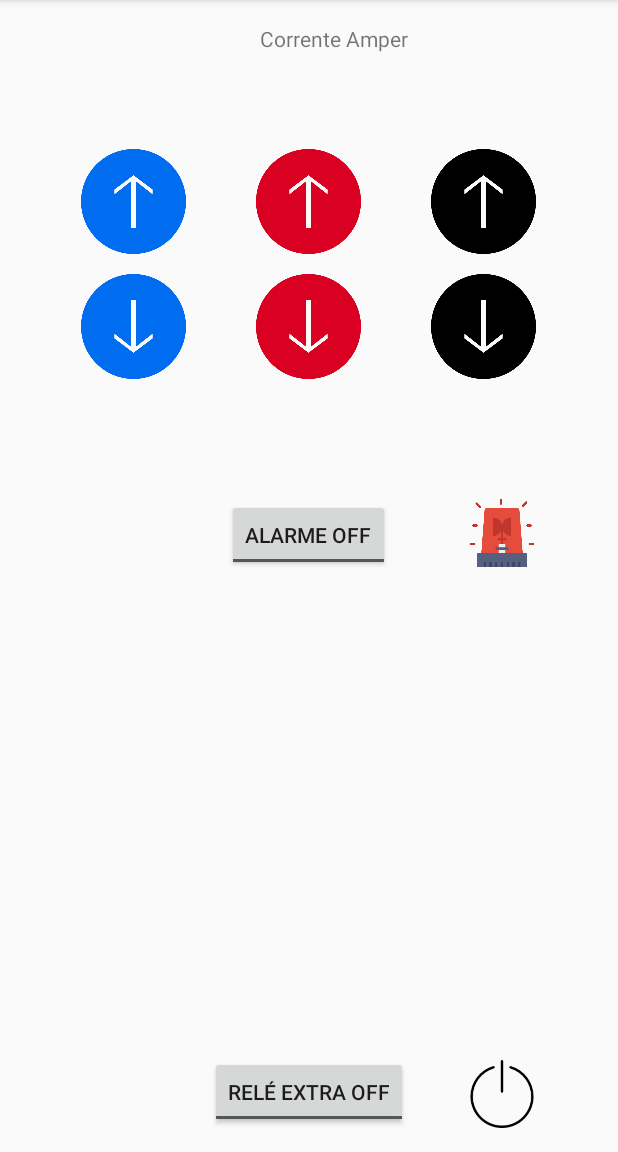
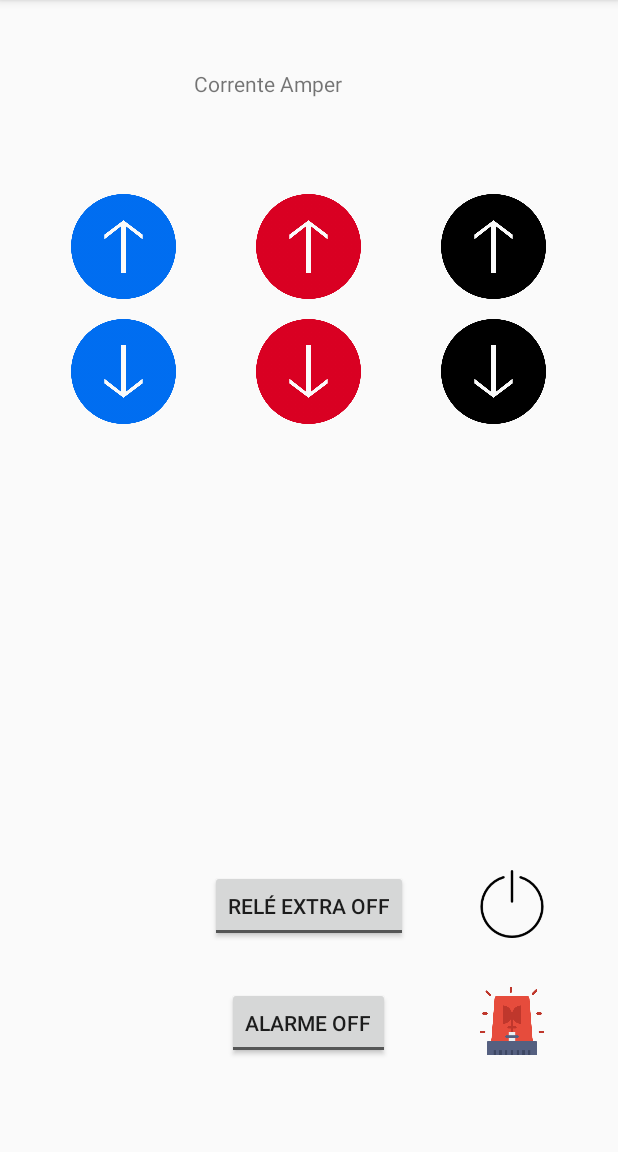
Before and after one commit to eueduardo3/ControlV2, an Android app: the screen it shows after launch (MainActivity), on a phone screen of 412 x 824 dp, the part 84-1236 px from its top. Run offline under Robolectric (Android 15) with nearby library versions, the light colour scheme and no system bars; libraries missing offline, so code that uses them is left out: org.eclipse.paho; 8 statements that could not run were skipped.

Commit message:
Aplicativo 100% finalizdo versao 1.0

```diff
--- a/app/src/main/AndroidManifest.xml
+++ b/app/src/main/AndroidManifest.xml
@@ -8,7 +8,7 @@
 
     <application
         android:allowBackup="true"
-        android:icon="@mipmap/ic_launcher"
+        android:icon="@mipmap/iconeapp"
         android:label="@string/app_name"
         android:supportsRtl="true"
         android:theme="@style/AppTheme">
@@ -19,8 +19,7 @@
                 <category android:name="android.intent.category.LAUNCHER" />
             </intent-filter>
         </activity>
-        <activity android:name=".MotoresActivity" />
-        <activity android:name=".AlarmeActivity"></activity>
+
         <service android:name="org.eclipse.paho.android.service.MqttService" >
         </service>
     </application>
--- a/app/src/main/java/control/studio/com/control/MainActivity.java
+++ b/app/src/main/java/control/studio/com/control/MainActivity.java
@@ -1,17 +1,14 @@
 package control.studio.com.control;
 
-import android.app.Activity;
-import android.app.NotificationManager;
-import android.app.TaskStackBuilder;
-import android.content.Intent;
+
 import android.support.v4.content.ContextCompat;
 import android.support.v7.app.AppCompatActivity;
 import android.os.Bundle;
-import android.support.v7.app.NotificationCompat;
+
 import android.util.Log;
 import android.view.MotionEvent;
 import android.view.View;
-import android.widget.Button;
+
 import android.widget.CompoundButton;
 import android.widget.EditText;
 import android.widget.ImageView;
@@ -30,31 +27,19 @@ import org.eclipse.paho.client.mqttv3.MqttException;
 import org.eclipse.paho.client.mqttv3.MqttMessage;
 import java.io.UnsupportedEncodingException;
 
-import android.content.Intent;
-import android.support.v7.app.AppCompatActivity;
-import android.os.Bundle;
 
-import android.os.Bundle;
-import android.app.Activity;
-import android.util.Log;
-import android.view.View;
 import android.widget.ToggleButton;
 
 public class MainActivity extends AppCompatActivity {
 
     // Declarações de Campos EditText
-    private EditText UMaxima, UMinima;
-    private ProgressBar pB;
-    private ImageView iV;
-    private TextView uText;
+
     // Declaração para as mensagens de depuração
     private static final String TAG = MainActivity.class.getSimpleName();
     // Declarações e inicializações para o MQTT
     public String clientId = MqttClient.generateClientId();
     public static MqttAndroidClient client;
     static boolean assinou = false;
-    private ImageView botaoMotores;
-    private ImageView botaoAlarme;
     public ImageView botaoCimaA;
     public ImageView botaoCimaB;
     public ImageView botaoCimaC;
@@ -193,7 +178,7 @@ public class MainActivity extends AppCompatActivity {
 
         initMQTT();
         connectMQTT();
-        //startNotifications();
+
 
 //------------------------------------------------------
 //tentativa de clicar um botao que ao clicar manda o comando de ligar, ao solta-lo manda o comando de desligar
@@ -228,10 +213,10 @@ public class MainActivity extends AppCompatActivity {
 
                     //CHAMAR COMANDO MQTT DE LIGAR
                     Toast.makeText(MainActivity.this, "Ligou", Toast.LENGTH_SHORT).show();
-                    MotoresActivity.botaocima("AcL");
+                    MainActivity.botaocima("AcL");
                 } else if (event.getAction() == MotionEvent.ACTION_UP) {
                     //CHAMAR COMANDO MQTT DE DESLIGAR
-                    MotoresActivity.botaocima("AcD");
+                    MainActivity.botaocima("AcD");
                     Toast.makeText(MainActivity.this, "Desligou", Toast.LENGTH_SHORT).show();
                 }
                 return true;
@@ -246,10 +231,10 @@ public class MainActivity extends AppCompatActivity {
 
                     //CHAMAR COMANDO MQTT DE LIGAR
                     Toast.makeText(MainActivity.this, "Ligou", Toast.LENGTH_SHORT).show();
-                    MotoresActivity.botaocima("BcL");
+                    MainActivity.botaocima("BcL");
                 } else if (event.getAction() == MotionEvent.ACTION_UP) {
                     //CHAMAR COMANDO MQTT DE DESLIGAR
-                    MotoresActivity.botaocima("BcD");
+                    MainActivity.botaocima("BcD");
                     Toast.makeText(MainActivity.this, "Desligou", Toast.LENGTH_SHORT).show();
                 }
                 return true;
@@ -264,10 +249,10 @@ public class MainActivity extends AppCompatActivity {
 
                     //CHAMAR COMANDO MQTT DE LIGAR
                     Toast.makeText(MainActivity.this, "Ligou", Toast.LENGTH_SHORT).show();
-                    MotoresActivity.botaocima("CcL");
+                    MainActivity.botaocima("CcL");
                 } else if (event.getAction() == MotionEvent.ACTION_UP) {
                     //CHAMAR COMANDO MQTT DE DESLIGAR
-                    MotoresActivity.botaocima("CcD");
+                    MainActivity.botaocima("CcD");
                     Toast.makeText(MainActivity.this, "Desligou", Toast.LENGTH_SHORT).show();
                 }
                 return true;
@@ -284,10 +269,10 @@ public class MainActivity extends AppCompatActivity {
 
                     //CHAMAR COMANDO MQTT DE LIGAR
                     Toast.makeText(MainActivity.this, "Ligou", Toast.LENGTH_SHORT).show();
-                    MotoresActivity.botaocima("AbL");
+                    MainActivity.botaocima("AbL");
                 } else if (event.getAction() == MotionEvent.ACTION_UP) {
                     //CHAMAR COMANDO MQTT DE DESLIGAR
-                    MotoresActivity.botaocima("AbD");
+                    MainActivity.botaocima("AbD");
                     Toast.makeText(MainActivity.this, "Desligou", Toast.LENGTH_SHORT).show();
                 }
                 return true;
@@ -302,10 +287,10 @@ public class MainActivity extends AppCompatActivity {
 
                     //CHAMAR COMANDO MQTT DE LIGAR
                     Toast.makeText(MainActivity.this, "Ligou", Toast.LENGTH_SHORT).show();
-                    MotoresActivity.botaocima("BbL");
+                    MainActivity.botaocima("BbL");
                 } else if (event.getAction() == MotionEvent.ACTION_UP) {
                     //CHAMAR COMANDO MQTT DE DESLIGAR
-                    MotoresActivity.botaocima("BbD");
+                    MainActivity.botaocima("BbD");
                     Toast.makeText(MainActivity.this, "Desligou", Toast.LENGTH_SHORT).show();
                 }
                 return true;
@@ -320,10 +305,10 @@ public class MainActivity extends AppCompatActivity {
 
                     //CHAMAR COMANDO MQTT DE LIGAR
                     Toast.makeText(MainActivity.this, "Ligou", Toast.LENGTH_SHORT).show();
-                    MotoresActivity.botaocima("CbL");
+                    MainActivity.botaocima("CbL");
                 } else if (event.getAction() == MotionEvent.ACTION_UP) {
                     //CHAMAR COMANDO MQTT DE DESLIGAR
-                    MotoresActivity.botaocima("CbD");
+                    MainActivity.botaocima("CbD");
                     Toast.makeText(MainActivity.this, "Desligou", Toast.LENGTH_SHORT).show();
                 }
                 return true;
@@ -339,10 +324,10 @@ public class MainActivity extends AppCompatActivity {
 
                     //CHAMAR COMANDO MQTT DE LIGAR
                     Toast.makeText(MainActivity.this, "Ligou", Toast.LENGTH_SHORT).show();
-                    MotoresActivity.botaocima("ExtL");
+                    MainActivity.botaocima("ExtL");
                 } else if (event.getAction() == MotionEvent.ACTION_UP) {
                     //CHAMAR COMANDO MQTT DE DESLIGAR
-                    MotoresActivity.botaocima("ExtD");
+                    MainActivity.botaocima("ExtD");
                     Toast.makeText(MainActivity.this, "Desligou", Toast.LENGTH_SHORT).show();
                 }
                 return true;
@@ -356,11 +341,11 @@ public class MainActivity extends AppCompatActivity {
 
                 if (isChecked) {
                     Toast.makeText(MainActivity.this, "Ligou", Toast.LENGTH_SHORT).show();
-                    MotoresActivity.botaocima("ExtL");
+                    MainActivity.botaocima("ExtL");
                 }
                 if (!isChecked) {
                     Toast.makeText(MainActivity.this, "Desligou", Toast.LENGTH_SHORT).show();
-                    MotoresActivity.botaocima("ExtD");
+                    MainActivity.botaocima("ExtD");
                 }
             }
         });
@@ -372,11 +357,11 @@ public class MainActivity extends AppCompatActivity {
 
                 if (isChecked) {
                     Toast.makeText(MainActivity.this, "Ligou", Toast.LENGTH_SHORT).show();
-                    MotoresActivity.botaocima("alarmL");
+                    MainActivity.botaocima("alarmL");
                 }
                 if (!isChecked) {
                     Toast.makeText(MainActivity.this, "Desligou", Toast.LENGTH_SHORT).show();
-                    MotoresActivity.botaocima("alarmD");
+                    MainActivity.botaocima("alarmD");
                 }
             }
         });
@@ -390,10 +375,10 @@ public class MainActivity extends AppCompatActivity {
 
                     //CHAMAR COMANDO MQTT DE LIGAR
                     Toast.makeText(MainActivity.this, "Ligou", Toast.LENGTH_SHORT).show();
-                    MotoresActivity.botaocima("alarmL");
+                    MainActivity.botaocima("alarmL");
                 } else if (event.getAction() == MotionEvent.ACTION_UP) {
                     //CHAMAR COMANDO MQTT DE DESLIGAR
-                    MotoresActivity.botaocima("alarmD");
+                    MainActivity.botaocima("alarmD");
                     Toast.makeText(MainActivity.this, "Desligou", Toast.LENGTH_SHORT).show();
                 }
                 return true;
@@ -401,29 +386,6 @@ public class MainActivity extends AppCompatActivity {
         });
 
 
-//------------------------------------------------------
-
-//        botaoMotores = (ImageView) findViewById(R.id.motoresID);
-//        botaoAlarme = (ImageView) findViewById(R.id.alarmeID);
-//
-//        botaoMotores.setOnClickListener(new View.OnClickListener() {
-//            @Override
-//            public void onClick(View v) {
-//                //startActivity(new Intent(MainActivity.this, MotoresActivity.class));
-//
-//                Intent intent = new Intent(MainActivity.this, MotoresActivity.class);
-//                intent.putExtra("nome", passaMensagem + " Amperes");
-//                startActivity(intent);
-//            }
-//
-//        });
-//
-//        botaoAlarme.setOnClickListener(new View.OnClickListener() {
-//            @Override
-//            public void onClick(View v) {
-//                startActivity(new Intent(MainActivity.this, AlarmeActivity.class));
-//            }
-//        });
 
     }
 
@@ -449,21 +411,7 @@ public class MainActivity extends AppCompatActivity {
         }
     }
 
-    // Cria as classes necessárias para notificações: Intent, PendingIntent e acessa o mNotificationManager
-    /*private void startNotifications(){
-        Intent resultIntent = new Intent(this, MainActivity.class);
-        stackBuilder.addParentStack(MainActivity.class);
-        stackBuilder.addNextIntent(resultIntent);
-        PendingIntent resultPendingIntent =
-                stackBuilder.getPendingIntent(
-                        0,
-                        PendingIntent.FLAG_UPDATE_CURRENT
-                );
-        mBuilder.setContentIntent(resultPendingIntent);
-        mNotificationManager =
-                (NotificationManager) getSystemService(Context.NOTIFICATION_SERVICE);
 
-    }*/
 
     // Assina as mensagens MQTT desejadas
     public static void subscribeMQTT() {
--- a/app/src/main/res/layout/activity_main.xml
+++ b/app/src/main/res/layout/activity_main.xml
@@ -17,7 +17,7 @@
         android:layout_gravity="center"
         android:text="Corrente"
         android:textAlignment="center"
-        android:layout_alignParentTop="true"
+        android:layout_alignTop="@+id/textView"
         android:layout_toLeftOf="@+id/textView"
         android:layout_toStartOf="@+id/textView" />
 
@@ -29,7 +29,8 @@
         android:textOn="Relé Extra On"
         android:textOff="Relé Extra Off"
         android:checked="false"
-        android:layout_alignBottom="@+id/ExtraPulsoID"
+        android:layout_marginBottom="30dp"
+        android:layout_above="@+id/AlarmeToggleID"
         android:layout_centerHorizontal="true" />
 
     <ImageView
@@ -37,8 +38,7 @@
         android:layout_height="45dp"
         android:id="@+id/AlarmePulsoID"
         android:background="@drawable/sirenvermelha"
-        android:layout_marginTop="60dp"
-        android:layout_below="@+id/linearLayout"
+        android:layout_alignTop="@+id/AlarmeToggleID"
         android:layout_alignRight="@+id/linearLayout"
         android:layout_alignEnd="@+id/linearLayout" />
 
@@ -48,8 +48,9 @@
         android:textAppearance="?android:attr/textAppearanceSmall"
         android:text=" Amper"
         android:id="@+id/textView"
-        android:layout_alignRight="@+id/ExtraID"
-        android:layout_alignEnd="@+id/ExtraID" />
+        android:layout_marginTop="30dp"
+        android:layout_alignParentTop="true"
+        android:layout_centerHorizontal="true" />
 
     <LinearLayout
         android:orientation="horizontal"
@@ -104,7 +105,7 @@
         </LinearLayout>
 
         <Space
-            android:layout_width="70px"
+            android:layout_width="80px"
             android:layout_height="20px" />
 
         <LinearLayout
@@ -153,7 +154,7 @@
         </LinearLayout>
 
         <Space
-            android:layout_width="70px"
+            android:layout_width="80px"
             android:layout_height="20px" />
 
         <LinearLayout
@@ -201,14 +202,6 @@
                 android:layout_gravity="center_horizontal" />
         </LinearLayout>
 
-        <LinearLayout
-            android:orientation="vertical"
-            android:layout_width="wrap_content"
-            android:layout_height="wrap_content"
-            android:baselineAligned="false" >
-
-        </LinearLayout>
-
     </LinearLayout>
 
     <ToggleButton
@@ -219,7 +212,8 @@
         android:checked="false"
         android:textOn="Alarme On"
         android:textOff="Alarme Off"
-        android:layout_alignTop="@+id/AlarmePulsoID"
+        android:layout_marginBottom="46dp"
+        android:layout_alignParentBottom="true"
         android:layout_centerHorizontal="true" />
 
     <ImageView
@@ -227,7 +221,7 @@
         android:layout_height="45dp"
         android:id="@+id/ExtraPulsoID"
         android:background="@drawable/power"
-        android:layout_alignParentBottom="true"
+        android:layout_alignTop="@+id/ExtraID"
         android:layout_alignLeft="@+id/AlarmePulsoID"
         android:layout_alignStart="@+id/AlarmePulsoID" />
 
```
Also changed, not shown: app/src/main/java/control/studio/com/control/AlarmeActivity.java (deleted, +0 -13 lines), app/src/main/java/control/studio/com/control/MotoresActivity.java (deleted, +0 -41 lines), app/src/main/res/mipmap-hdpi/ic_launcher.png, app/src/main/res/mipmap-hdpi/iconeapp.png (added), app/src/main/res/mipmap-mdpi/ic_launcher.png, app/src/main/res/mipmap-mdpi/iconeapp.png (added), app/src/main/res/mipmap-xhdpi/ic_launcher.png, app/src/main/res/mipmap-xhdpi/iconeapp.png (added), app/src/main/res/mipmap-xxhdpi/ic_launcher.png, app/src/main/res/mipmap-xxhdpi/iconeapp.png (added), app/src/main/res/mipmap-xxxhdpi/ic_launcher.png, app/src/main/res/mipmap-xxxhdpi/iconeapp.png (added), app/src/main/res/mipmap-xxxhdpi/mipmap-hdpi/iconeapp.png (added), app/src/main/res/mipmap-xxxhdpi/mipmap-mdpi/iconeapp.png (added), 3 more files.
